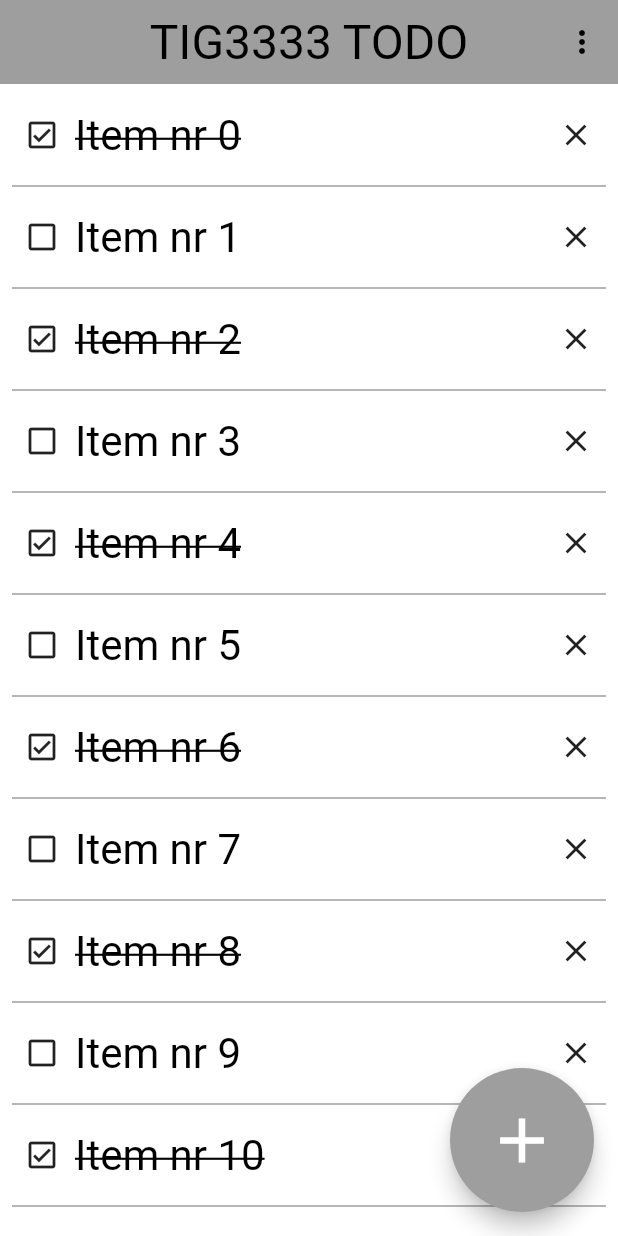
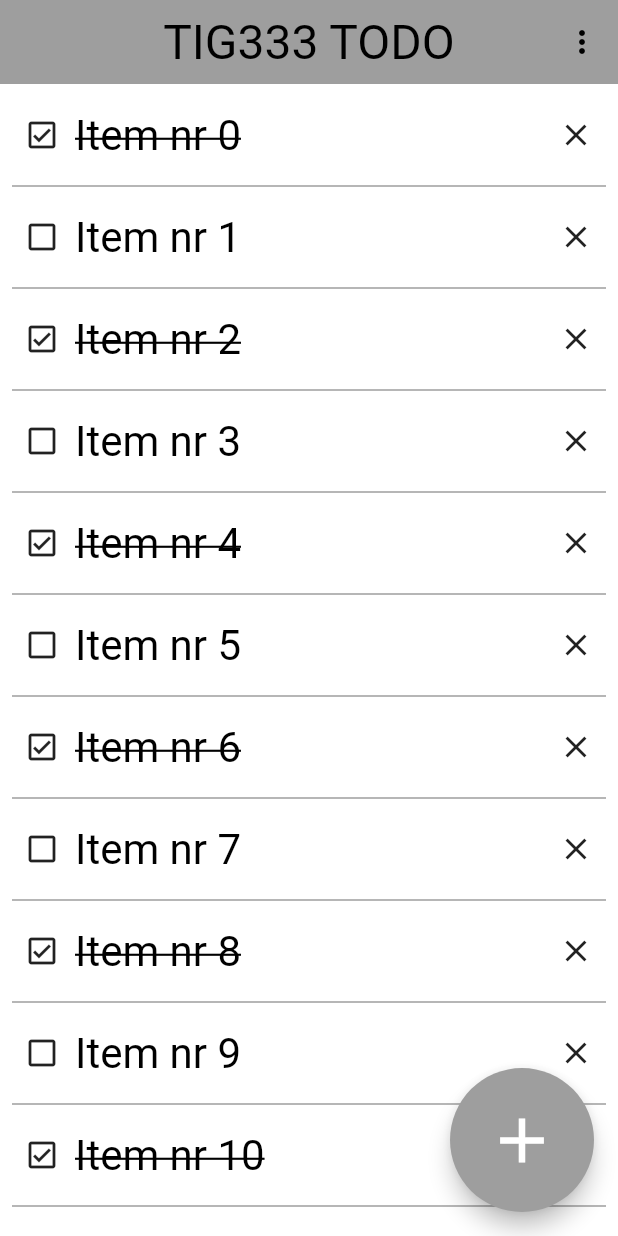
Before and after one commit to gu-tig333-ht25/gusguskrp, a Flutter app: the screen it shows after launch, on a phone screen of 412 x 824 dp. Run offline on Flutter 3.47's test engine with Material 3 defaults, Android fonts, the phone set to English and light mode, and no system bars.

Commit message:
Fixed feedback
Fixed typo and changed onprimary color

```diff
--- a/lib/main.dart
+++ b/lib/main.dart
@@ -21,7 +21,7 @@ class MyApp extends StatelessWidget {
         primaryColor: Colors.grey, // general primary color
         colorScheme: const ColorScheme.light(
           primary: Colors.grey, // AppBar and primary elements
-          onPrimary: Colors.grey, // text/icons on primary elements
+          onPrimary: Colors.white70, // text/icons on primary elements
           secondary: Colors.black, // accents, buttons
         ),
 
@@ -40,7 +40,7 @@ class MyApp extends StatelessWidget {
           shape: CircleBorder(),
         ),
       ),
-      home: const MyHomePage(title: 'TIG3333 TODO'),
+      home: const MyHomePage(title: 'TIG333 TODO'),
     );
   }
 }
```
